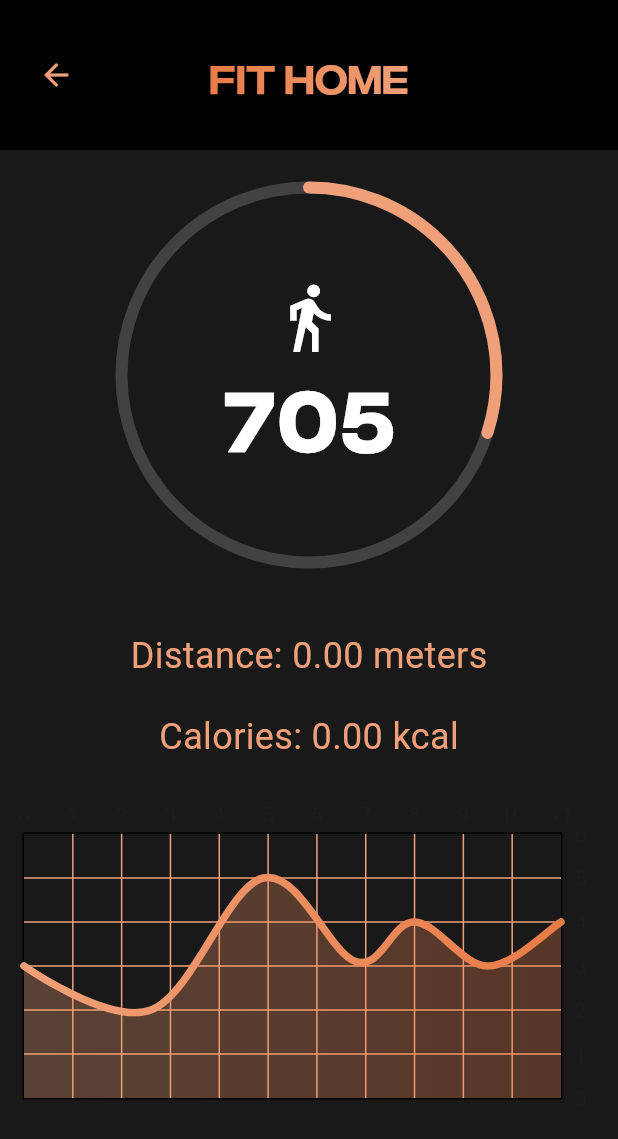
After one commit to Sabusabith/fana_fitworld, a Flutter app: the FitHome screen opened directly, on a phone screen of 412 x 824 dp. The commit adds this screen. Shown: the top 1139 px of the screen. Run offline on Flutter 3.47's test engine with Material 3 defaults, Android fonts, the phone set to English and light mode, and no system bars; drawn by our look-alikes of fl_chart, simple_gradient_text; our stand-ins replace animate_do, connectivity_plus, firebase_auth, firebase_core, get, google_fonts and 4 more; accounts and stored records are empty.

Commit message:
commit after add fit home

```diff
--- /dev/null
+++ b/lib/controller/fit_homecontroller/steps_controller.dart
@@ -0,0 +1,40 @@
+import 'package:get/get.dart';
+import 'package:pedometer/pedometer.dart';
+
+class StepController extends GetxController {
+  var steps = 705.obs;
+  var distance = 0.0.obs; // distance in meters
+  var calories = 0.0.obs;
+
+  late Stream<StepCount> _stepCountStream;
+
+  @override
+  void onInit() {
+    super.onInit();
+    _startListening();
+  }
+
+  void _startListening() {
+    _stepCountStream = Pedometer.stepCountStream;
+    _stepCountStream.listen(_onStepCount).onError(_onError);
+  }
+
+  void _onStepCount(StepCount event) {
+    steps.value = event.steps;
+    _calculateDistanceAndCalories();
+  }
+
+  void _calculateDistanceAndCalories() {
+    // Assume an average step length of 0.78 meters (78 cm)
+    const double stepLength = 0.78;
+    distance.value = steps.value * stepLength;
+
+    // Assume an average calorie burn of 0.04 kcal per step
+    const double calPerStep = 0.04;
+    calories.value = steps.value * calPerStep;
+  }
+
+  void _onError(error) {
+    print('Step count error: $error');
+  }
+}
--- a/lib/main.dart
+++ b/lib/main.dart
@@ -10,6 +10,7 @@ import 'Splash/Splash.dart';
 import 'package:smooth_page_indicator/smooth_page_indicator.dart';
 import 'controller/networkController.dart';
 import 'package:animate_do/animate_do.dart';
+
 void main() async {
   WidgetsFlutterBinding.ensureInitialized();
 
--- /dev/null
+++ b/lib/screens/fit/fit_home.dart
@@ -0,0 +1,262 @@
+import 'package:fana_fitworld/controller/fit_homecontroller/steps_controller.dart';
+import 'package:flutter/cupertino.dart';
+import 'package:flutter/material.dart';
+import 'package:flutter/widgets.dart';
+import 'package:get/get.dart';
+import 'package:simple_gradient_text/simple_gradient_text.dart';
+import 'package:google_fonts/google_fonts.dart';
+import 'package:fl_chart/fl_chart.dart';
+import '../../utils/appcolors.dart';
+
+class FitHome extends StatelessWidget {
+  final StepController _stepController = Get.put(StepController());
+
+  @override
+  Widget build(BuildContext context) {
+    Size size = MediaQuery.of(context).size;
+    return Scaffold(
+      backgroundColor: Colors.transparent.withOpacity(.9),
+      appBar: AppBar(
+        iconTheme: IconThemeData(color: kprimerycolor),
+        centerTitle: true,
+        title: TweenAnimationBuilder(
+          tween: Tween<double>(begin: 0, end: 1),
+          duration: Duration(seconds: 2),
+          curve: Curves.easeInOut,
+          builder: (context, double scale, child) {
+            return Transform.scale(
+              scale: scale,
+              child: GradientText(
+                colors: [
+                  ksecondarycolor,
+                  kprimerycolor,
+                ],
+                "Fit Home",
+                style: TextStyle(
+                  fontFamily: "myfontregular",
+                  fontSize: 27,
+                ),
+              ),
+            );
+          },
+        ),
+        leadingWidth: 75,
+        toolbarHeight: 100,
+        backgroundColor: Colors.black,
+      ),
+      body: SafeArea(
+        child: SizedBox(
+          width: size.width,
+          height: size.height,
+          child: Column(
+            children: [
+              SizedBox(
+                height: 25,
+              ),
+              SizedBox(
+                width: 250,
+                height: 250,
+                child: Stack(children: [
+                  Positioned.fill(
+                    child: CircularProgressIndicator(
+                      strokeWidth: 8,
+                      strokeCap: StrokeCap.round,
+                      backgroundColor: Colors.grey.shade800,
+                      value: .30,
+                      color: kprimerycolor,
+                    ),
+                  ),
+                  Center(
+                    child: Column(
+                      mainAxisAlignment: MainAxisAlignment.center,
+                      children: [
+                        Icon(
+                          Icons.directions_walk_sharp,
+                          color: Colors.white,
+                          size: 50,
+                        ),
+                        Obx(() => Center(
+                              child: Text(
+                                '${_stepController.steps}',
+                                style: TextStyle(
+                                    fontFamily: "myfontregular",
+                                    letterSpacing: 3,
+                                    fontSize: 54,
+                                    color: Colors.white,
+                                    fontWeight: FontWeight.bold),
+                              ),
+                            )),
+                      ],
+                    ),
+                  ),
+                ]),
+              ),
+              SizedBox(
+                height: 25,
+              ),
+              SizedBox(height: 20),
+              Obx(() => Text(
+                    'Distance: ${_stepController.distance.toStringAsFixed(2)} meters',
+                    style: TextStyle(fontSize: 24, color: kprimerycolor),
+                  )),
+              SizedBox(height: 20),
+              Obx(() => Text(
+                    'Calories: ${_stepController.calories.toStringAsFixed(2)} kcal',
+                    style: TextStyle(fontSize: 24, color: kprimerycolor),
+                  )),
+              SizedBox(
+                height: 25,
+              ),
+              Padding(
+                padding: const EdgeInsets.symmetric(horizontal: 15),
+                child: SizedBox(width: size.width,height: 200,
+                  child: LineChart(LineChartData(
+                    gridData: FlGridData(
+                      show: true,
+                      drawVerticalLine: true,
+                      horizontalInterval: 1,
+                      verticalInterval: 1,
+                      getDrawingHorizontalLine: (value) {
+                        return FlLine(
+                          color: kprimerycolor,
+                          strokeWidth: 1,
+                        );
+                      },
+                      getDrawingVerticalLine: (value) {
+                        return FlLine(
+                          color: kprimerycolor,
+                          strokeWidth: 1,
+                        );
+                      },
+                    ),
+                    titlesData: FlTitlesData(
+
+                      show: true,
+                      rightTitles: const AxisTitles(
+                        sideTitles: SideTitles(showTitles: true),
+                      ),
+                      topTitles:  AxisTitles(
+                        sideTitles: SideTitles(showTitles: true),
+
+                      ),
+                      bottomTitles: AxisTitles(
+                        sideTitles: SideTitles(
+                          showTitles: false,
+                          reservedSize: 30,
+                          interval: 1,
+
+                        ),
+                      ),
+                      leftTitles: AxisTitles(
+                        sideTitles: SideTitles(
+                          showTitles: false,
+                          interval: 1,
+                          getTitlesWidget: leftTitleWidgets,
+                          reservedSize: 42,
+                        ),
+                      ),
+                    ),
+                    borderData: FlBorderData(
+
+                      show: true,
+
+                    ),
+                    minX: 0,
+                    maxX: 11,
+                    minY: 0,
+                    maxY: 6,
+                    lineBarsData: [
+                      LineChartBarData(
+                        spots: const [
+                          FlSpot(0, 3),
+                          FlSpot(2.6, 2),
+                          FlSpot(4.9, 5),
+                          FlSpot(6.8, 3.1),
+                          FlSpot(8, 4),
+                          FlSpot(9.5, 3),
+                          FlSpot(11, 4),
+                        ],
+                        isCurved: true,
+                        gradient: LinearGradient(
+                          colors: [kprimerycolor, ksecondarycolor],
+                        ),
+                        barWidth: 5,
+                        isStrokeCapRound: true,
+                        dotData: const FlDotData(
+                          show: false,
+                        ),
+                        belowBarData: BarAreaData(
+                          show: true,
+                          gradient: LinearGradient(
+                            colors: [kprimerycolor, ksecondarycolor]
+                                .map((color) => color.withOpacity(0.3))
+                                .toList(),
+                          ),
+                        ),
+                      ),
+                    ],
+                  )),
+                ),
+              )
+            ],
+          ),
+        ),
+      ),
+    );
+  }
+
+  Widget leftTitleWidgets(double value, TitleMeta meta) {
+    const style = TextStyle(
+      fontWeight: FontWeight.bold,
+      fontSize: 15,
+      color: Colors.white
+    );
+    String text;
+    switch (value.toInt()) {
+      case 1:
+        text = '10K';
+        break;
+      case 3:
+        text = '30k';
+        break;
+      case 5:
+        text = '50k';
+        break;
+      default:
+        return Container();
+    }
+
+    return Text(text, style: style, textAlign: TextAlign.left);
+  }
+
+  Widget bottomTitleWidgets(double value, TitleMeta meta) {
+    const style = TextStyle(
+      fontWeight: FontWeight.bold,
+      fontSize: 16,
+      color: Colors.white
+    );
+    Widget text;
+    switch (value.toInt()) {
+      case 2:
+        text = const Text(
+          'MAR',
+          style: style,
+        );
+        break;
+      case 5:
+        text = const Text('JUN', style: style);
+        break;
+      case 8:
+        text = const Text('SEP', style: style);
+        break;
+      default:
+        text = const Text('', style: style);
+        break;
+    }
+
+    return SideTitleWidget(
+      axisSide: meta.axisSide,
+      child: text,
+    );
+  }
+}
--- a/pubspec.yaml
+++ b/pubspec.yaml
@@ -47,6 +47,9 @@ dependencies:
   animate_do: ^3.3.4
   simple_gradient_text: ^1.3.0
   youtube_player_flutter: ^9.0.1
+  pedometer: ^4.0.2
+  google_fonts: ^6.2.0
+  fl_chart: ^0.69.0
 
 
 dependency_overrides:
```
Also changed, not shown: lib/Home/Home.dart (+9 -0 lines), pubspec.lock, 3 other files.
